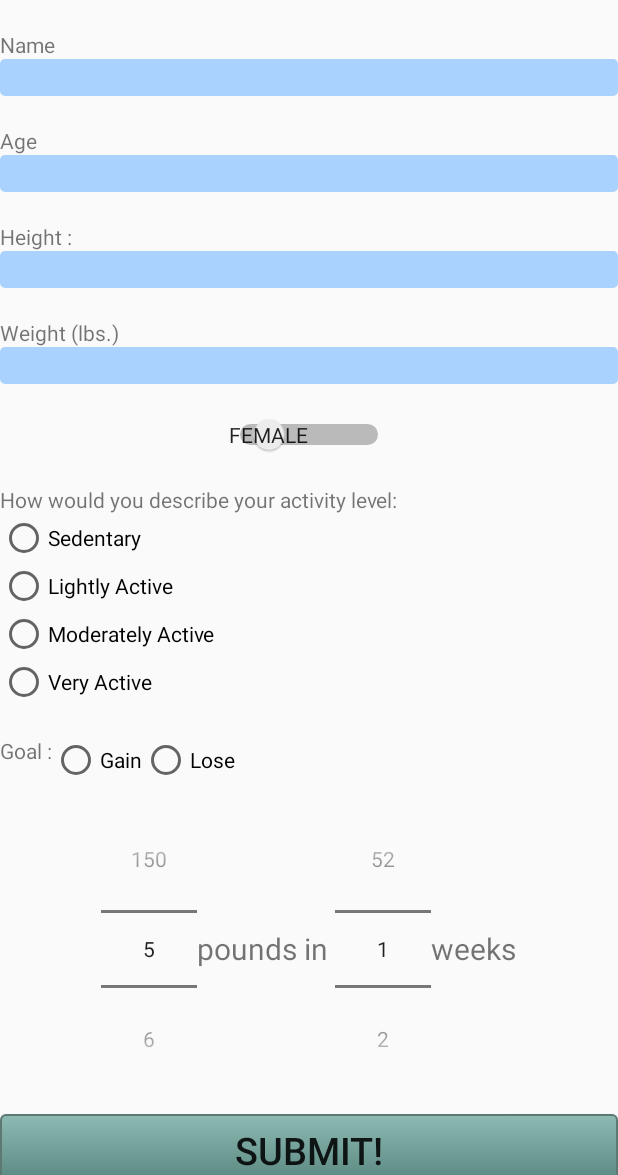
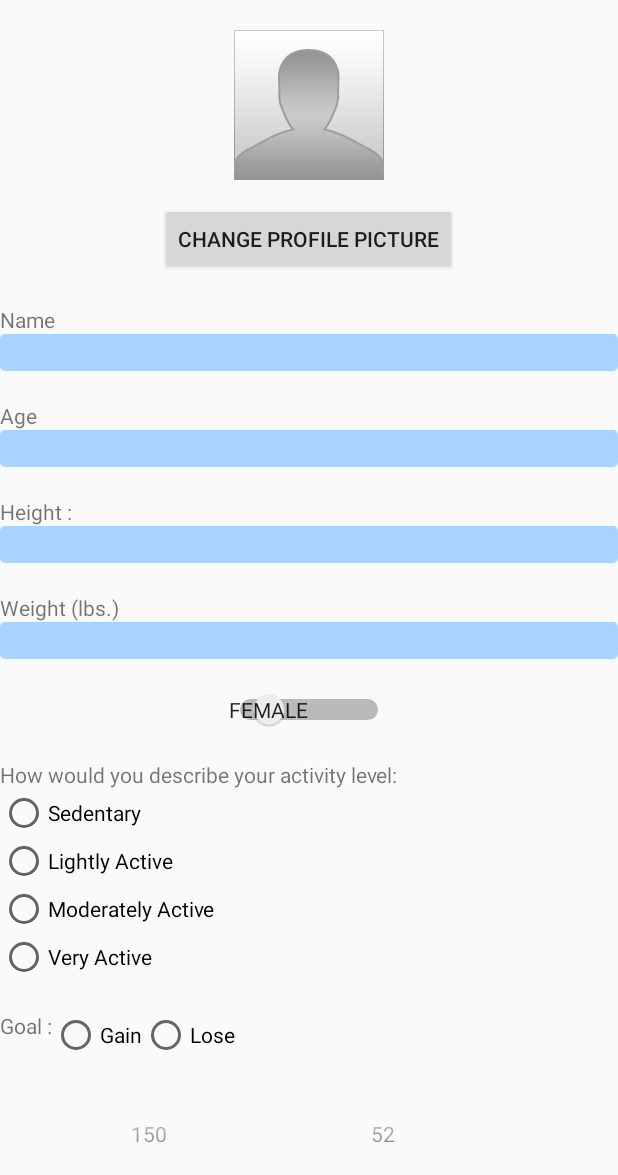
Before and after one commit to pmalavia/FitByte, an Android app: the screen it shows after launch (UserProfile), on a phone screen of 412 x 824 dp, the part 61-1236 px from its top. Run offline under Robolectric (Android 15) with nearby library versions, the phone set to English and light mode, and no system bars.

Commit message:
Picture stuff

```diff
--- a/app/src/main/AndroidManifest.xml
+++ b/app/src/main/AndroidManifest.xml
@@ -1,6 +1,9 @@
 <?xml version="1.0" encoding="utf-8"?>
 <manifest xmlns:android="http://schemas.android.com/apk/res/android"
     package="com.example.fitbyte.fitbyte" >
+
+    <uses-feature android:name="android.hardware.camera"
+        android:required="true" />
 
     <application
         android:allowBackup="true"
--- a/app/src/main/java/com/example/fitbyte/fitbyte/MenuNavigation.java
+++ b/app/src/main/java/com/example/fitbyte/fitbyte/MenuNavigation.java
@@ -1,6 +1,5 @@
 package com.example.fitbyte.fitbyte;
 
-import android.app.Activity;
 import android.content.Intent;
 import android.support.v4.widget.DrawerLayout;
 import android.support.v7.app.ActionBarActivity;
--- a/app/src/main/java/com/example/fitbyte/fitbyte/MyWorkout.java
+++ b/app/src/main/java/com/example/fitbyte/fitbyte/MyWorkout.java
@@ -1,6 +1,5 @@
 package com.example.fitbyte.fitbyte;
 
-import android.app.Activity;
 import android.content.Intent;
 import android.os.Bundle;
 import android.view.View;
--- a/app/src/main/java/com/example/fitbyte/fitbyte/UserProfile.java
+++ b/app/src/main/java/com/example/fitbyte/fitbyte/UserProfile.java
@@ -2,9 +2,12 @@ package com.example.fitbyte.fitbyte;
 
 import android.app.Activity;
 import android.content.Intent;
+import android.graphics.Bitmap;
 import android.os.Bundle;
+import android.provider.MediaStore;
 import android.view.View;
 import android.widget.EditText;
+import android.widget.ImageView;
 import android.widget.NumberPicker;
 import android.widget.RadioButton;
 import android.widget.RadioGroup;
@@ -32,10 +35,14 @@ public class UserProfile extends Activity {
     public static int gainInt;
     public static int gl;
     public static int weekInt;
+    private ImageView profilePic;
+    static final int REQUEST_IMAGE_CAPTURE = 1;
+    public static Bitmap bitmap;
 
     protected void onCreate(Bundle savedInstanceState) {
         super.onCreate(savedInstanceState);
         setContentView(R.layout.user_profile);
+        profilePic = (ImageView) findViewById(R.id.profilePic);
         goal = (NumberPicker)findViewById(R.id.numberPicker);
         goal.setMinValue(5);
         goal.setMaxValue(150);
@@ -56,6 +63,21 @@ public class UserProfile extends Activity {
             }
         });
 
+    }
+
+    public void dispatchTakePictureIntent(View view) {
+        Intent takePictureIntent = new Intent(MediaStore.ACTION_IMAGE_CAPTURE);
+        if (takePictureIntent.resolveActivity(getPackageManager()) != null) {
+            startActivityForResult(takePictureIntent, REQUEST_IMAGE_CAPTURE);
+        }
+    }
+
+    protected void onActivityResult(int requestCode, int resultCode, Intent data) {
+        if (requestCode == REQUEST_IMAGE_CAPTURE && resultCode == RESULT_OK) {
+            Bundle extras = data.getExtras();
+            bitmap = (Bitmap) extras.get("data");
+            profilePic.setImageBitmap(bitmap);
+        }
     }
 
     public void submitClicked(View view){
--- a/app/src/main/res/layout/user_profile.xml
+++ b/app/src/main/res/layout/user_profile.xml
@@ -11,6 +11,7 @@
         android:paddingBottom="@dimen/activity_vertical_margin"
         android:weightSum="1">
 
+
         <TextView
             android:text="Welcome to FitByte"
             android:layout_width="fill_parent"
@@ -20,6 +21,23 @@
             android:textColor="#ff090909"
             android:background="@drawable/textview"
             android:gravity="center"/>
+
+        <ImageView
+            android:layout_width="fill_parent"
+            android:layout_marginTop="20dp"
+            android:layout_height="wrap_content"
+            android:layout_gravity="center"
+            android:src="@drawable/profile"
+            android:id="@+id/profilePic"
+            />
+        <Button
+            android:layout_width="wrap_content"
+            android:layout_height="wrap_content"
+            android:id="@+id/profile"
+            android:text="Change Profile Picture"
+            android:layout_gravity="center"
+            android:layout_marginTop="15dp"
+            android:onClick="dispatchTakePictureIntent"/>
 
         <TextView
             android:layout_width="fill_parent"
```
Also changed, not shown: app/src/main/java/com/example/fitbyte/fitbyte/EditProfile.java (+31 -1 lines), app/src/main/java/com/example/fitbyte/fitbyte/Homepage.java (+16 -19 lines), app/src/main/res/layout/editprofile_layout.xml (+18 -0 lines), app/src/main/res/layout/homepage_layout.xml (+4 -8 lines), app/src/main/res/drawable-hdpi/profile.png (added), 1 other file.
